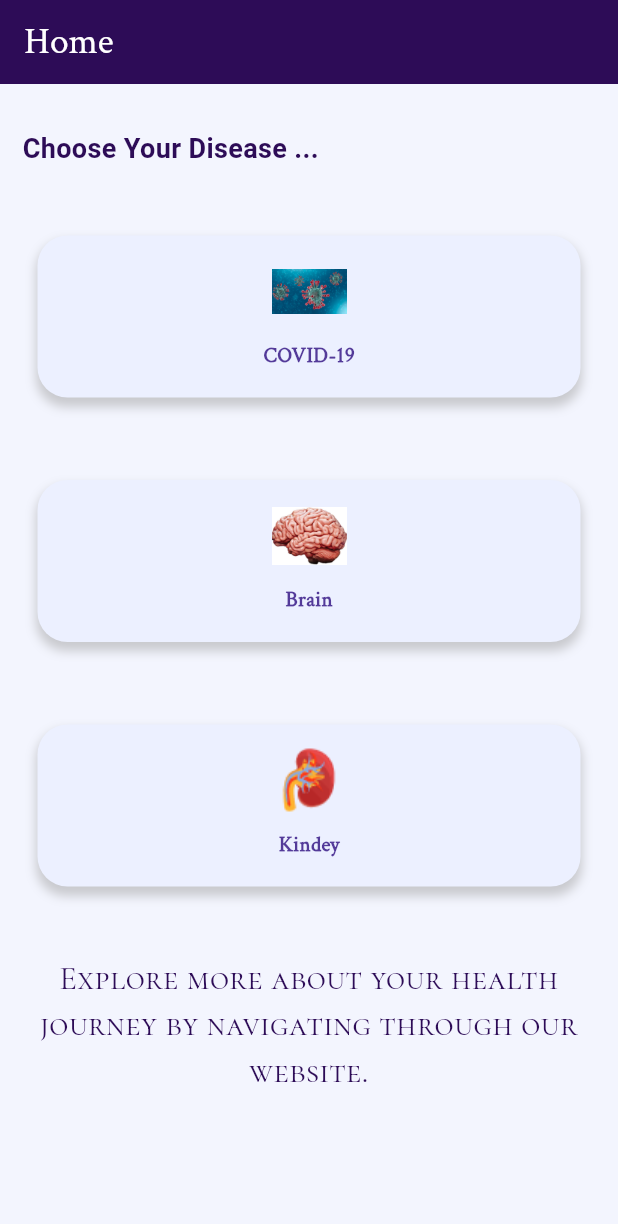
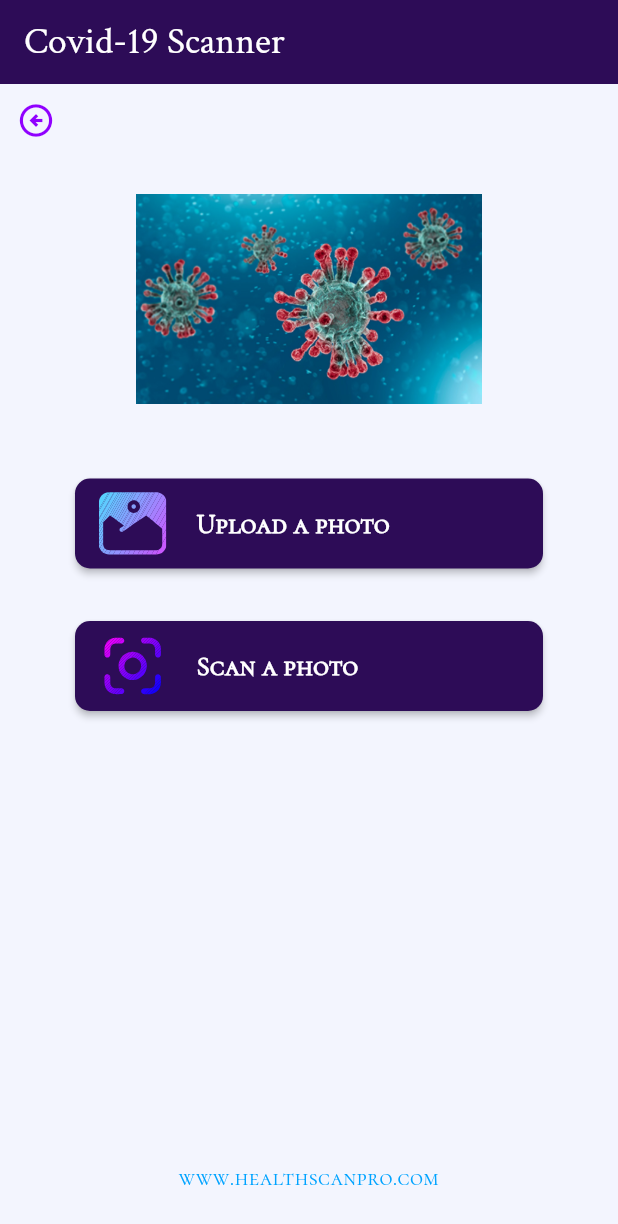
Before and after one commit to aliabdelnaby/health-scan-pro, a Flutter app: the HomeScreen screen opened by its route, after a tap on "COVID-19", on a phone screen of 412 x 824 dp. Shown: the top 1224 px of the screen. Run offline on Flutter 3.47's test engine with Material 3 defaults, Android fonts, the phone set to English and light mode, and no system bars; our stand-ins replace flutter_svg, go_router.

Commit message:
Finish Brain , Kidney and Covid-19 Screens UI

```diff
--- a/lib/core/functions/navigation.dart
+++ b/lib/core/functions/navigation.dart
@@ -8,6 +8,6 @@ void customReplacementNavigate(context, String path) {
   GoRouter.of(context).pushReplacement(path);
 }
 
-void customPopNavigate(context, String path) {
-  GoRouter.of(context).pop(path);
+void customPopNavigate(context) {
+  GoRouter.of(context).pop();
 }
--- a/lib/core/router/app_router.dart
+++ b/lib/core/router/app_router.dart
@@ -1,6 +1,9 @@
 import 'package:go_router/go_router.dart';
-import 'package:health_scan_pro/home/views/home_view.dart';
-import 'package:health_scan_pro/intro/views/intro.dart';
+import 'package:health_scan_pro/features/home/views/brain.dart';
+import 'package:health_scan_pro/features/home/views/covid_19.dart';
+import 'package:health_scan_pro/features/home/views/home_view.dart';
+import 'package:health_scan_pro/features/home/views/kidney.dart';
+import 'package:health_scan_pro/features/intro/views/intro.dart';
 
 final GoRouter router = GoRouter(
   routes: [
@@ -12,5 +15,17 @@ final GoRouter router = GoRouter(
       path: '/home',
       builder: ((context, state) => const HomeScreen()),
     ),
+    GoRoute(
+      path: '/covid-19',
+      builder: ((context, state) => const Covid19Screen()),
+    ),
+    GoRoute(
+      path: '/brain',
+      builder: ((context, state) => const BrainScreen()),
+    ),
+    GoRoute(
+      path: '/kidney',
+      builder: ((context, state) => const KidneyScreen()),
+    ),
   ],
 );
--- /dev/null
+++ b/lib/features/home/views/covid_19.dart
@@ -0,0 +1,72 @@
+import 'package:flutter/material.dart';
+import 'package:health_scan_pro/core/functions/navigation.dart';
+import 'package:health_scan_pro/core/utils/assets.dart';
+import 'package:health_scan_pro/features/home/widgets/custom_btn.dart';
+
+class Covid19Screen extends StatelessWidget {
+  const Covid19Screen({super.key});
+
+  @override
+  Widget build(BuildContext context) {
+    return Scaffold(
+      appBar: AppBar(
+        title: const Text(
+          "Covid-19 Scanner",
+          style: TextStyle(
+            fontSize: 25,
+            fontFamily: "Crimson Text",
+            color: Colors.white,
+            fontWeight: FontWeight.w400,
+          ),
+        ),
+        automaticallyImplyLeading: false,
+      ),
+      body: ListView(
+        children: [
+          Align(
+            alignment: Alignment.topLeft,
+            child: IconButton(
+              onPressed: () {
+                customPopNavigate(context);
+              },
+              icon: const Icon(
+                Icons.arrow_circle_left_outlined,
+                color: Color(0xff9000FF),
+                size: 26,
+              ),
+            ),
+          ),
+          const SizedBox(height: 25),
+          Image.asset(
+            Assets.imagesCovidIcon,
+            height: 140,
+            width: 92,
+          ),
+          const SizedBox(height: 50),
+          CustomBtn(
+            onPressed: () {},
+            text: "Upload a photo",
+            image: Assets.imagesUplaodimage,
+          ),
+          const SizedBox(height: 35),
+          CustomBtn(
+            onPressed: () {},
+            text: "Scan a photo",
+            image: Assets.imagesScanIcon,
+          ),
+          const SizedBox(height: 300),
+          const Text(
+            "www.healthscanpro.com",
+            textAlign: TextAlign.center,
+            style: TextStyle(
+              fontFamily: "Cormorant SC",
+              fontSize: 15,
+              fontWeight: FontWeight.w400,
+              color: Color(0xff00A3FF),
+            ),
+          ),
+        ],
+      ),
+    );
+  }
+}
--- a/lib/home/views/home_view.dart
+++ b/lib/features/home/views/home_view.dart
@@ -1,7 +1,8 @@
 import 'package:flutter/material.dart';
+import 'package:health_scan_pro/core/functions/navigation.dart';
 import 'package:health_scan_pro/core/utils/app_colors.dart';
 import 'package:health_scan_pro/core/utils/assets.dart';
-import 'package:health_scan_pro/home/widgets/custom_card_item.dart';
+import 'package:health_scan_pro/features/home/widgets/custom_card_item.dart';
 
 class HomeScreen extends StatelessWidget {
   const HomeScreen({super.key});
@@ -34,21 +35,27 @@ class HomeScreen extends StatelessWidget {
             ),
             const SizedBox(height: 35),
             CustomCardItem(
-              onTap: () {},
+              onTap: () {
+                customNavigate(context, "/covid-19");
+              },
               image: Assets.imagesCovidIcon,
               text: 'COVID-19',
             ),
             const SizedBox(height: 35),
             CustomCardItem(
-              onTap: () {},
+              onTap: () {
+                customNavigate(context, "/brain");
+              },
               image: Assets.imagesBrainIcon,
               text: 'Brain',
             ),
             const SizedBox(height: 35),
             CustomCardItem(
-              onTap: () {},
+              onTap: () {
+                customNavigate(context, "/kidney");
+              },
               image: Assets.imagesKidney,
-              text: "Kindey",
+              text: "Kidney",
             ),
             const SizedBox(height: 35),
             Text(
@@ -61,6 +68,17 @@ class HomeScreen extends StatelessWidget {
                 color: AppColors.primaryColor,
               ),
             ),
+            const SizedBox(height: 35),
+            const Text(
+              "www.healthscanpro.com",
+              textAlign: TextAlign.center,
+              style: TextStyle(
+                fontFamily: "Cormorant SC",
+                fontSize: 15,
+                fontWeight: FontWeight.w400,
+                color: Color(0xff00A3FF),
+              ),
+            ),
           ],
         ),
       ),
--- /dev/null
+++ b/lib/features/home/widgets/custom_btn.dart
@@ -0,0 +1,50 @@
+import 'package:flutter/material.dart';
+import 'package:flutter_svg/svg.dart';
+import 'package:health_scan_pro/core/utils/app_colors.dart';
+
+class CustomBtn extends StatelessWidget {
+  const CustomBtn({
+    super.key,
+    required this.image,
+    required this.text,
+    this.onPressed,
+  });
+  final String image;
+  final String text;
+  final void Function()? onPressed;
+
+  @override
+  Widget build(BuildContext context) {
+    return Padding(
+      padding: const EdgeInsets.symmetric(horizontal: 50),
+      child: MaterialButton(
+        onPressed: onPressed,
+        height: 60,
+        color: AppColors.primaryColor,
+        shape: RoundedRectangleBorder(
+          borderRadius: BorderRadius.circular(10),
+        ),
+        child: Row(
+          // mainAxisAlignment: MainAxisAlignment.center,
+          children: [
+            SvgPicture.asset(
+              image,
+            ),
+            const SizedBox(
+              width: 20,
+            ),
+            Text(
+              text,
+              style: const TextStyle(
+                color: Colors.white,
+                fontFamily: "Cormorant SC",
+                fontSize: 18,
+                fontWeight: FontWeight.w700,
+              ),
+            ),
+          ],
+        ),
+      ),
+    );
+  }
+}
```
Also changed, not shown: lib/features/home/views/brain.dart (added, +72 -0 lines), lib/features/home/views/kidney.dart (added, +72 -0 lines), lib/features/home/widgets/custom_card_item.dart (renamed from lib/home/widgets/custom_card_item.dart), lib/features/intro/views/intro.dart (renamed from lib/intro/views/intro.dart).
